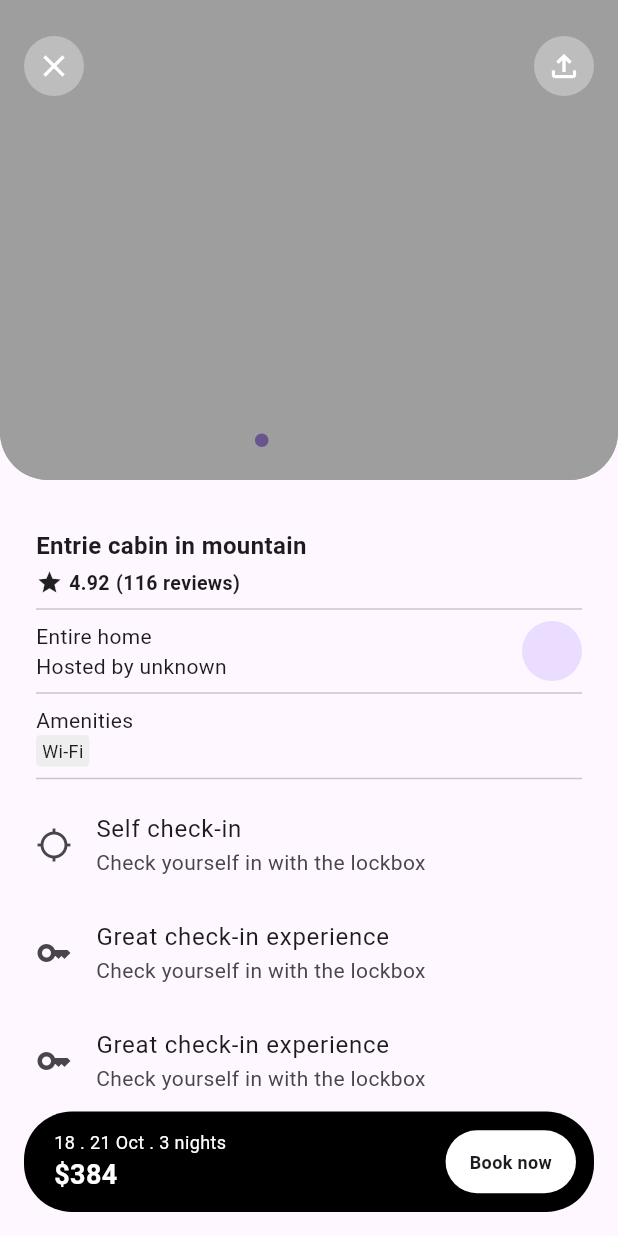
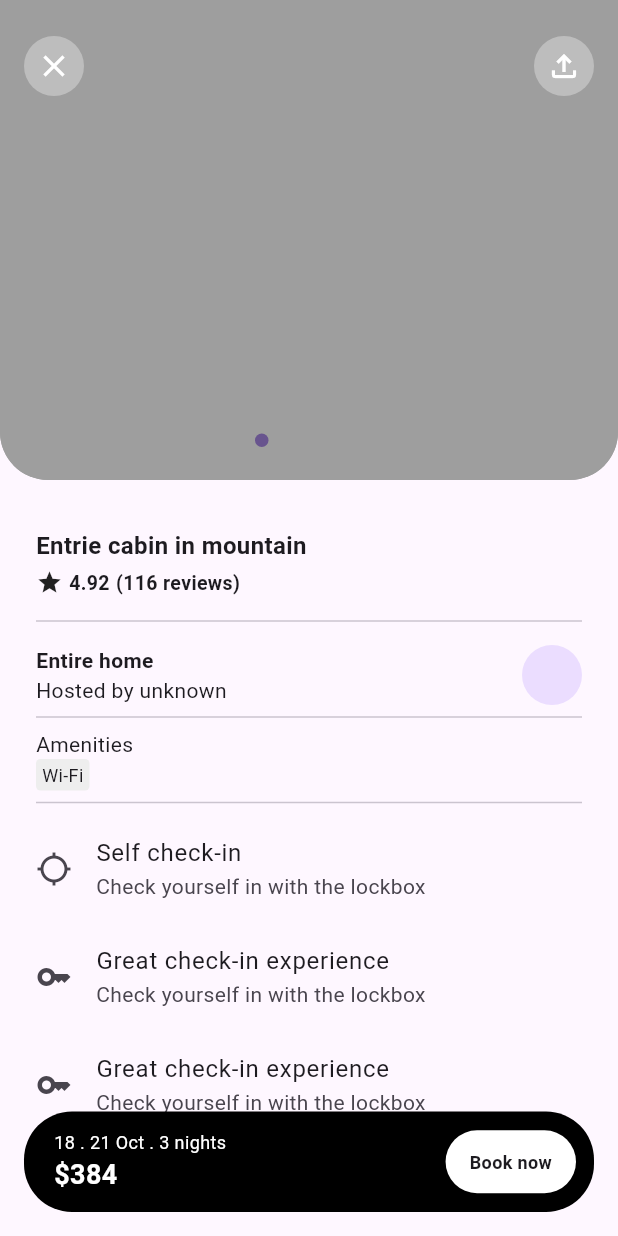
Before and after one commit to JAICHANGPARK/flutter_notebook_chapter_34, a Flutter app: the BookingDetailPage screen opened directly, on a phone screen of 412 x 824 dp. Run offline on Flutter 3.47's test engine with Material 3 defaults, Android fonts, the phone set to English and light mode, and no system bars; drawn by our look-alikes of dots_indicator; our stand-ins replace fl_chart, gap, google_fonts, ionicons.

Commit message:
Update booking_detail_page.dart

```diff
--- a/lib/ep1743_booking_app/views/booking_detail_page.dart
+++ b/lib/ep1743_booking_app/views/booking_detail_page.dart
@@ -107,7 +107,8 @@ class _BookingDetailPageState extends State<BookingDetailPage> {
                                 ),
                               ),
                               Gap(4),
-                              Text("(116 reviews)",
+                              Text(
+                                "(116 reviews)",
                                 style: TextStyle(
                                   fontSize: 13,
                                   fontWeight: FontWeight.bold,
@@ -115,14 +116,21 @@ class _BookingDetailPageState extends State<BookingDetailPage> {
                               ),
                             ],
                           ),
-                          Divider(),
+                          Divider(
+                            height: 32,
+                          ),
                           Row(
                             children: [
                               Expanded(
                                 child: Column(
                                   crossAxisAlignment: CrossAxisAlignment.start,
                                   children: [
-                                    Text("Entire home"),
+                                    Text(
+                                      "Entire home",
+                                      style: TextStyle(
+                                        fontWeight: FontWeight.bold,
+                                      ),
+                                    ),
                                     Text("Hosted by unknown"),
                                   ],
                                 ),
```
